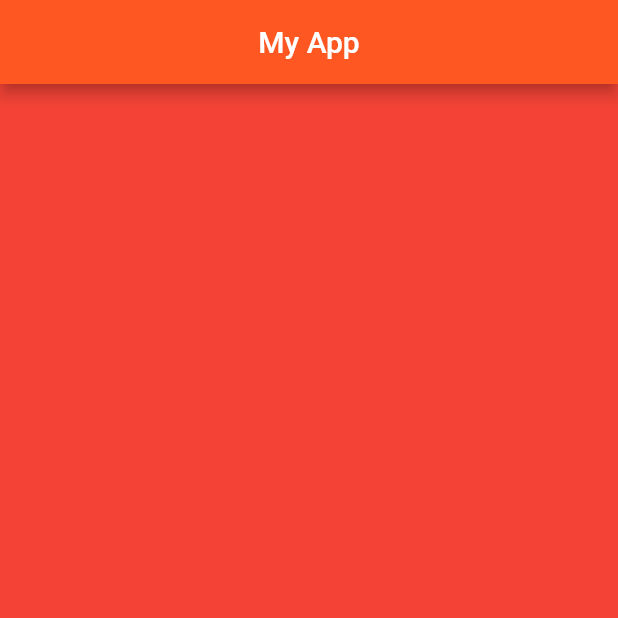
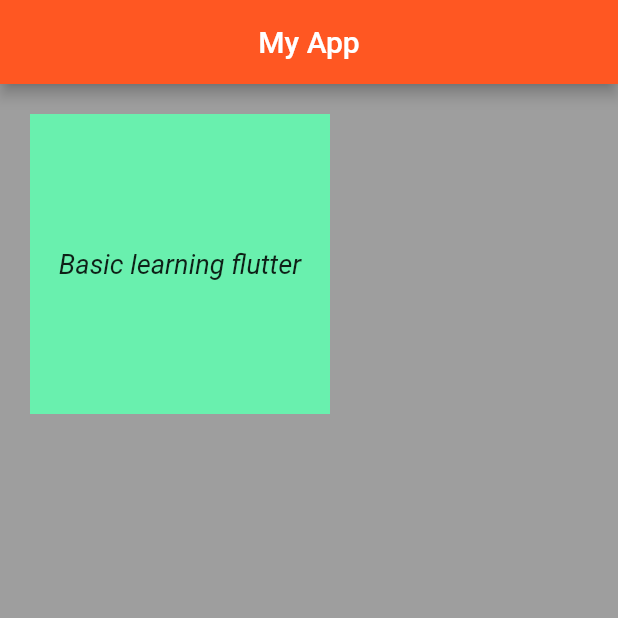
Before and after one commit to arbazfareed/flutter-practice-project, a Flutter app: the screen it shows after launch, on a phone screen of 412 x 824 dp, the top half of it. Run offline on Flutter 3.47's test engine with Material 2 defaults, Android fonts, the phone set to English and light mode, and no system bars.

Commit message:
First Text in body container

```diff
--- a/lib/main.dart
+++ b/lib/main.dart
@@ -2,13 +2,12 @@ import 'package:flutter/material.dart';
 
 void main() {
   runApp(
-MyApp()
+    MyApp(),
   );
 }
-// control space
-// stl and stf
+
 class MyApp extends StatelessWidget {
-  const MyApp({super.key});
+  const MyApp({Key? key}); // Corrected the constructor
 
   @override
   Widget build(BuildContext context) {
@@ -16,13 +15,26 @@ class MyApp extends StatelessWidget {
       home: Scaffold(
         backgroundColor: Colors.black38,
         appBar: AppBar(
-          title: Text('My App'), // Add a title widget inside AppBar
-          centerTitle: true, // Center the title
-          backgroundColor: Colors.deepOrange, // Set the background color
+          title: Text('My App'),
+          centerTitle: true,
+          backgroundColor: Colors.deepOrange,
         ),
-
-        body: Container(
-          color:Colors.red,
+        body: SafeArea(
+          child: Container(
+            height: 200,
+            width: 200,
+            margin: EdgeInsets.all(20.0),
+            color: Colors.greenAccent,
+            child: Center(
+              child: Text(
+                'Basic learning flutter',
+                style: TextStyle(
+                  fontStyle: FontStyle.italic,
+                  fontSize: 18,
+                ),
+              ),
+            ),
+          ),
         ),
       ),
     );
```
